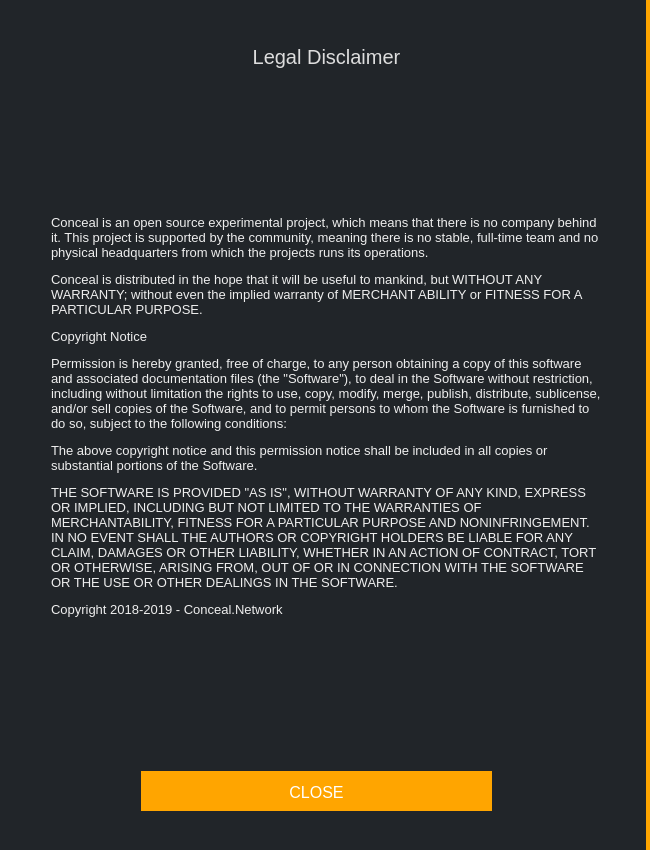
Qt form src/gui/ui/disclaimerdialog.ui (ConcealNetwork/conceal-desktop) before a commit.
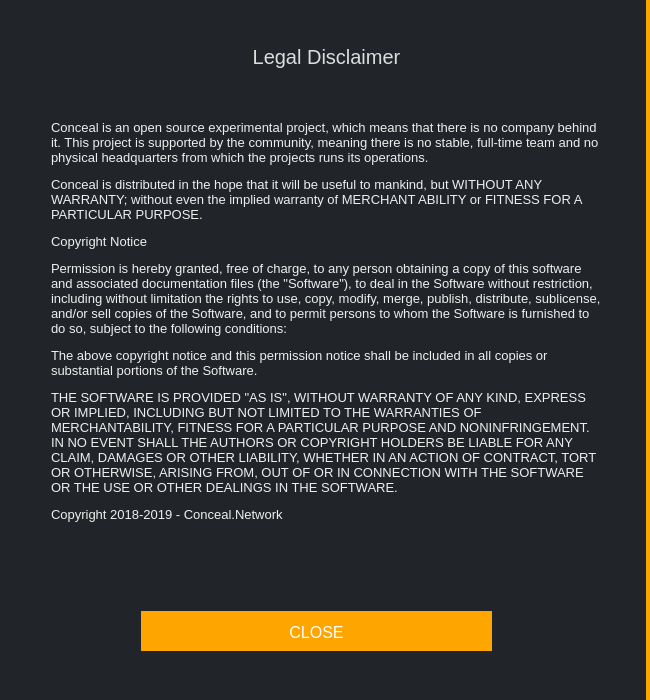
The same form after that commit.

```diff
--- a/src/gui/ui/disclaimerdialog.ui
+++ b/src/gui/ui/disclaimerdialog.ui
@@ -7,7 +7,7 @@
     <x>0</x>
     <y>0</y>
     <width>650</width>
-    <height>850</height>
+    <height>700</height>
    </rect>
   </property>
   <property name="sizePolicy">
@@ -49,7 +49,7 @@
         <x>40</x>
         <y>80</y>
         <width>550</width>
-        <height>650</height>
+        <height>461</height>
        </rect>
       </property>
       <property name="sizePolicy">
@@ -85,7 +85,7 @@
       <property name="geometry">
        <rect>
         <x>130</x>
-        <y>760</y>
+        <y>600</y>
         <width>351</width>
         <height>40</height>
        </rect>
```
